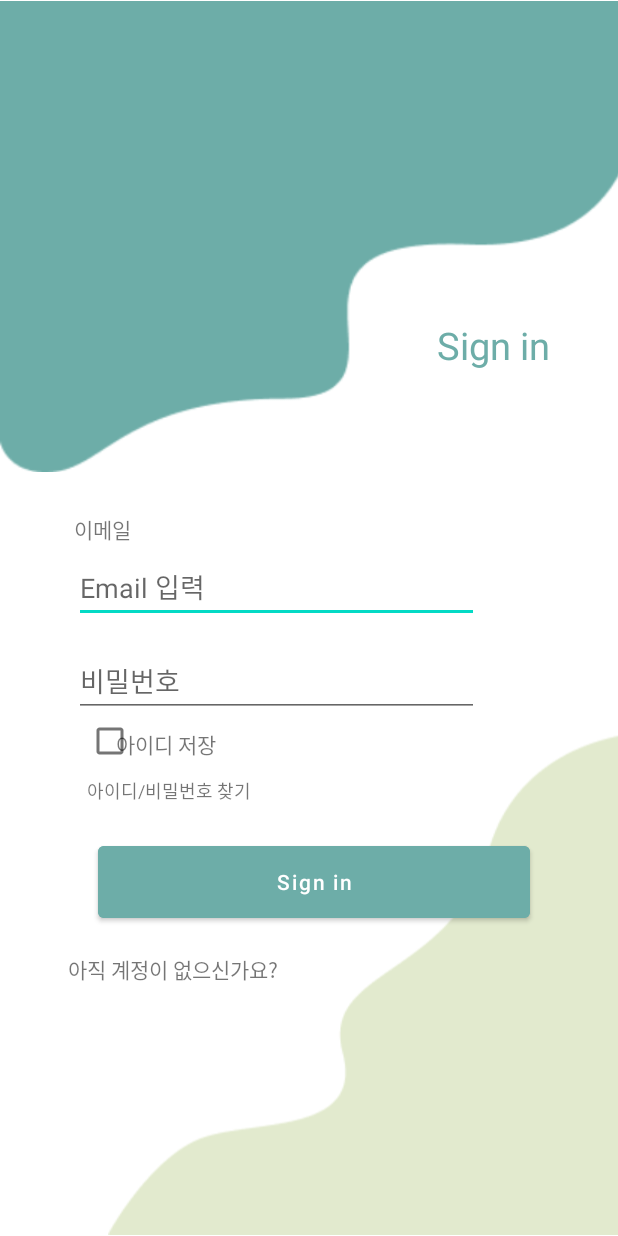
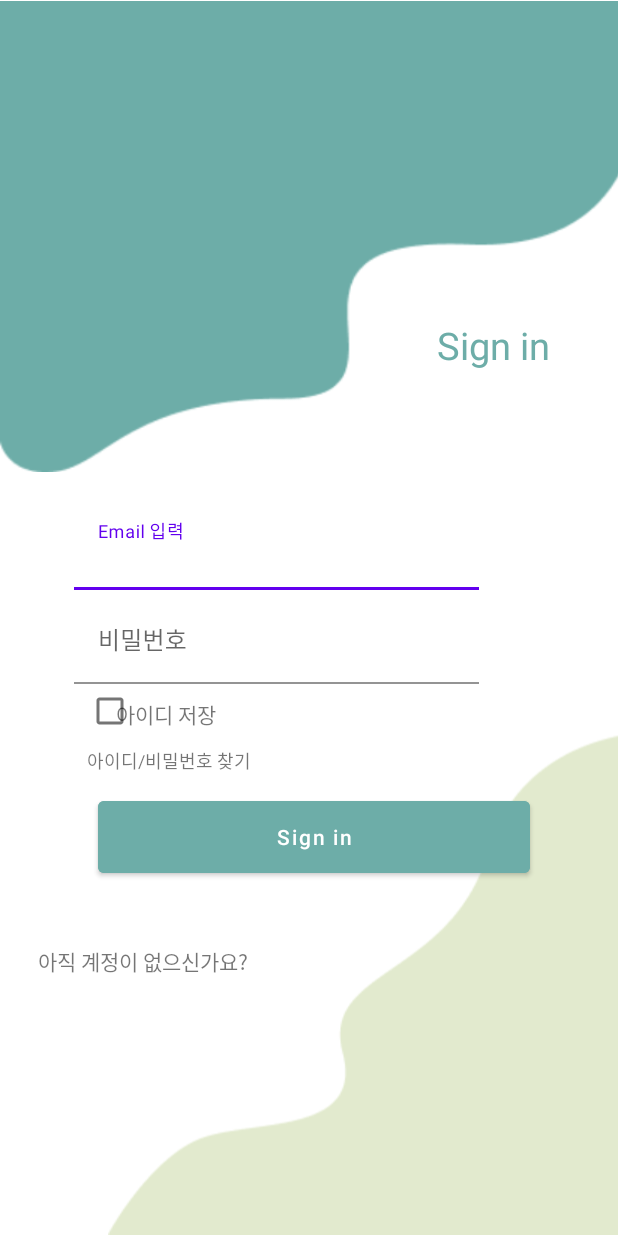
Before and after one commit to Smart-Highschool-Ace/OlioApp, an Android app: the screen it shows after launch (LoginActivity), on a phone screen of 412 x 824 dp. Run offline under Robolectric (Android 15) with nearby library versions, the phone set to English and light mode, and no system bars.

Commit message:
[UPDATE] Login UI update

```diff
--- a/presenter/src/main/res/layout/activity_login.xml
+++ b/presenter/src/main/res/layout/activity_login.xml
@@ -12,105 +12,107 @@
         android:layout_height="315dp"
         android:src="@drawable/ic_olio_login_top"
         app:layout_constraintLeft_toLeftOf="parent"
-        app:layout_constraintTop_toTopOf="parent"
-        />
+        app:layout_constraintTop_toTopOf="parent" />
 
     <TextView
         android:layout_width="wrap_content"
         android:layout_height="wrap_content"
-        android:text="Sign in"
-        android:textSize="25dp"
         android:layout_marginRight="45dp"
         android:layout_marginBottom="68dp"
+        android:text="Sign in"
         android:textColor="#6DADA8"
-        app:layout_constraintRight_toRightOf="parent"
+        android:textSize="25dp"
         app:layout_constraintBottom_toBottomOf="@+id/login_top"
-        />
+        app:layout_constraintRight_toRightOf="parent" />
 
-    <TextView
-        android:id="@+id/text_email"
-        android:layout_width="wrap_content"
+
+
+    <com.google.android.material.textfield.TextInputLayout
+        android:layout_width="match_parent"
         android:layout_height="wrap_content"
-        android:text="이메일"
-        android:layout_marginLeft="49dp"
-        android:layout_marginTop="342dp"
-        app:layout_constraintLeft_toLeftOf="parent"
-        app:layout_constraintTop_toTopOf="@id/login_top"/>
+        android:layout_marginTop="337dp"
+        app:layout_constraintTop_toTopOf="parent">
 
         <EditText
             android:id="@+id/email"
             android:layout_width="270dp"
             android:layout_height="wrap_content"
+            android:layout_gravity="left"
+            android:layout_marginLeft="49dp"
+            android:backgroundTint="@color/white"
             android:hint="Email 입력"
-        android:layout_marginTop="367dp"
-        android:layout_marginLeft="49dp"
-        app:layout_constraintTop_toTopOf="parent"
+            android:inputType="text"
             app:layout_constraintLeft_toLeftOf="parent"
-        />
+            app:layout_constraintTop_toTopOf="parent" />
+
+    </com.google.android.material.textfield.TextInputLayout>
+
+    <com.google.android.material.textfield.TextInputLayout
+        android:layout_width="match_parent"
+        android:layout_height="wrap_content"
+        android:layout_marginTop="400dp"
+        app:layout_constraintTop_toTopOf="parent">
 
         <EditText
             android:id="@+id/pwd"
             android:layout_width="270dp"
             android:layout_height="wrap_content"
+            android:layout_marginLeft="49dp"
+            android:backgroundTint="@color/white"
             android:hint="비밀번호"
             android:inputType="textPassword"
-        android:layout_marginTop="430dp"
-        android:layout_marginLeft="49dp"
-        app:layout_constraintTop_toTopOf="parent"
             app:layout_constraintLeft_toLeftOf="parent"
-        />
+            app:layout_constraintTop_toTopOf="parent" />
+
+    </com.google.android.material.textfield.TextInputLayout>
 
     <CheckBox
         android:id="@+id/email_save"
         android:layout_width="wrap_content"
         android:layout_height="wrap_content"
-        android:layout_marginTop="470dp"
         android:layout_marginLeft="49dp"
-        app:layout_constraintTop_toTopOf="parent"
+        android:layout_marginTop="450dp"
         app:layout_constraintLeft_toLeftOf="parent"
-        />
+        app:layout_constraintTop_toTopOf="parent" />
 
     <TextView
         android:layout_width="wrap_content"
         android:layout_height="wrap_content"
+        android:layout_marginLeft="77dp"
+        android:layout_marginTop="465dp"
         android:text="아이디 저장"
-        android:layout_marginTop="485dp"
-        android:layout_marginLeft="77dp"
-        app:layout_constraintTop_toTopOf="parent"
         app:layout_constraintLeft_toLeftOf="parent"
-        />
+        app:layout_constraintTop_toTopOf="parent" />
 
     <TextView
         android:layout_width="wrap_content"
         android:layout_height="wrap_content"
+        android:layout_marginLeft="58dp"
         android:text="아이디/비밀번호 찾기"
         android:textSize="12dp"
-        android:layout_marginLeft="58dp"
-        app:layout_constraintTop_toBottomOf="@+id/email_save"
-        app:layout_constraintLeft_toLeftOf="parent"/>
+        app:layout_constraintLeft_toLeftOf="parent"
+        app:layout_constraintTop_toBottomOf="@+id/email_save" />
 
     <Button
         android:id="@+id/sign_in_btn"
         android:layout_width="288dp"
         android:layout_height="60dp"
+        android:layout_marginLeft="65dp"
+        android:layout_marginTop="528dp"
+        android:backgroundTint="#6DADA8"
         android:hint="Sign in"
         android:textColorHint="@color/white"
-        android:backgroundTint="#6DADA8"
-        android:layout_marginTop="558dp"
-        android:layout_marginLeft="65dp"
-        app:layout_constraintTop_toTopOf="parent"
         app:layout_constraintLeft_toLeftOf="parent"
-        />
+        app:layout_constraintTop_toTopOf="parent" />
 
     <TextView
         android:layout_width="wrap_content"
         android:layout_height="wrap_content"
+        android:layout_marginLeft="25dp"
+        android:layout_marginTop="630dp"
         android:text="아직 계정이 없으신가요?"
-        android:layout_marginLeft="45dp"
-        android:layout_marginTop="635dp"
         app:layout_constraintLeft_toLeftOf="parent"
-        app:layout_constraintTop_toTopOf="parent"
-        />
+        app:layout_constraintTop_toTopOf="parent" />
 
 
     <ImageView
@@ -122,10 +124,4 @@
         app:layout_constraintRight_toRightOf="parent" />
 
 
-
-
-
-
-
-
 </androidx.constraintlayout.widget.ConstraintLayout>
```
Lines whose indentation alone changed are shown as unchanged.
